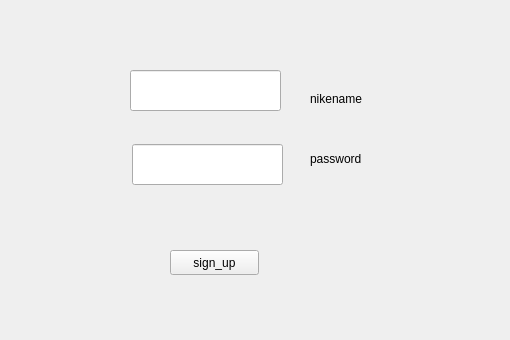
Yixingnaw/my_chat, file myclient/signup.ui: the form before one commit.
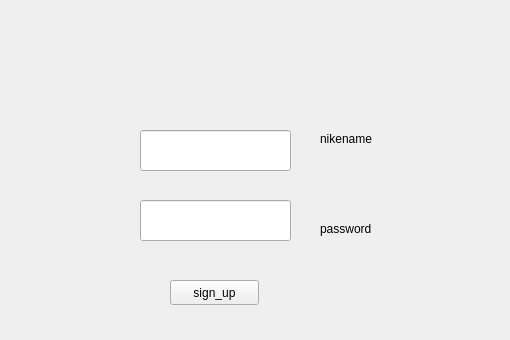
The form after the commit.

Diff of the .ui file:
```diff
--- a/myclient/signup.ui
+++ b/myclient/signup.ui
@@ -16,8 +16,8 @@
   <widget class="QLineEdit" name="nike_name">
    <property name="geometry">
     <rect>
-     <x>130</x>
-     <y>70</y>
+     <x>140</x>
+     <y>130</y>
      <width>151</width>
      <height>41</height>
     </rect>
@@ -26,8 +26,8 @@
   <widget class="QLineEdit" name="password">
    <property name="geometry">
     <rect>
-     <x>132</x>
-     <y>144</y>
+     <x>140</x>
+     <y>200</y>
      <width>151</width>
      <height>41</height>
     </rect>
@@ -36,8 +36,8 @@
   <widget class="QLabel" name="label">
    <property name="geometry">
     <rect>
-     <x>310</x>
-     <y>90</y>
+     <x>320</x>
+     <y>130</y>
      <width>67</width>
      <height>17</height>
     </rect>
@@ -49,8 +49,8 @@
   <widget class="QLabel" name="label_2">
    <property name="geometry">
     <rect>
-     <x>310</x>
-     <y>150</y>
+     <x>320</x>
+     <y>220</y>
      <width>67</width>
      <height>17</height>
     </rect>
@@ -63,7 +63,7 @@
    <property name="geometry">
     <rect>
      <x>170</x>
-     <y>250</y>
+     <y>280</y>
      <width>89</width>
      <height>25</height>
     </rect>
```
Left out of the diff: 2 changed lines with no effect on the pictures.
